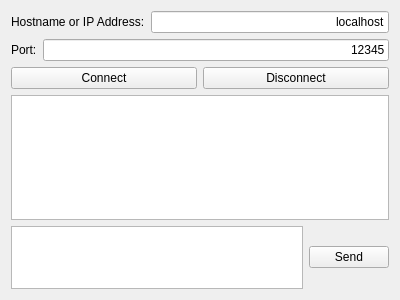
Old version of the form VuzdarChat/application.ui in the repository zdeljkic/vuzdar-chat.
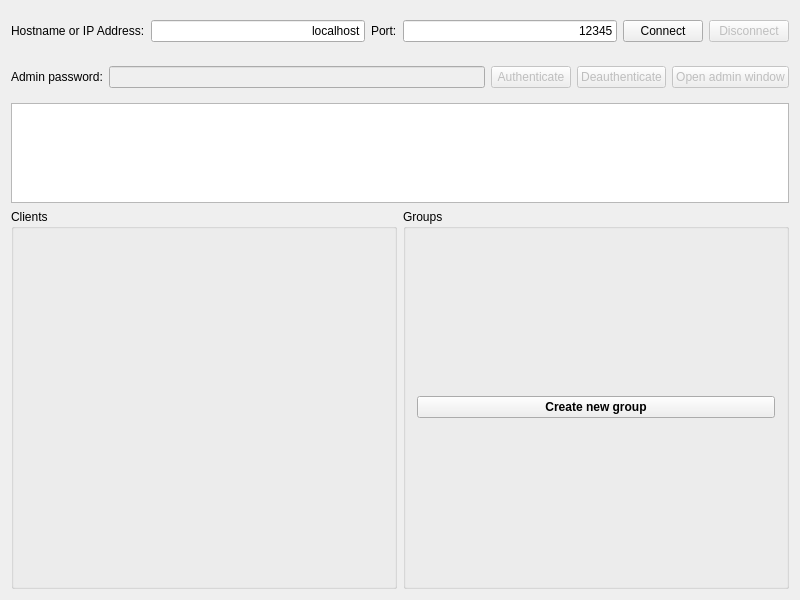
New version of the form.

Commit message: changed main window and added some minor things

```diff
--- a/VuzdarChat/application.ui
+++ b/VuzdarChat/application.ui
@@ -6,8 +6,8 @@
    <rect>
     <x>0</x>
     <y>0</y>
-    <width>400</width>
-    <height>300</height>
+    <width>800</width>
+    <height>600</height>
    </rect>
   </property>
   <property name="windowTitle">
@@ -15,9 +15,43 @@
   </property>
   <layout class="QVBoxLayout" name="verticalLayout">
    <item>
+    <widget class="QFrame" name="frame1">
+     <property name="minimumSize">
+      <size>
+       <width>0</width>
+       <height>40</height>
+      </size>
+     </property>
+     <property name="maximumSize">
+      <size>
+       <width>16777215</width>
+       <height>40</height>
+      </size>
+     </property>
     <layout class="QHBoxLayout" name="horizontalLayout">
+      <property name="sizeConstraint">
+       <enum>QLayout::SetDefaultConstraint</enum>
+      </property>
+      <property name="leftMargin">
+       <number>0</number>
+      </property>
+      <property name="topMargin">
+       <number>0</number>
+      </property>
+      <property name="rightMargin">
+       <number>0</number>
+      </property>
+      <property name="bottomMargin">
+       <number>0</number>
+      </property>
      <item>
       <widget class="QLabel" name="hostnameLabel">
+        <property name="maximumSize">
+         <size>
+          <width>16777215</width>
+          <height>153</height>
+         </size>
+        </property>
        <property name="text">
         <string>Hostname or IP Address:</string>
        </property>
@@ -33,10 +67,6 @@
        </property>
       </widget>
      </item>
-    </layout>
-   </item>
-   <item>
-    <layout class="QHBoxLayout" name="horizontalLayout_2">
      <item>
       <widget class="QLabel" name="portLabel">
        <property name="text">
@@ -54,10 +84,6 @@
        </property>
       </widget>
      </item>
-    </layout>
-   </item>
-   <item>
-    <layout class="QHBoxLayout" name="horizontalLayout_3">
      <item>
       <widget class="QPushButton" name="connectButton">
        <property name="text">
@@ -67,48 +93,150 @@
      </item>
      <item>
       <widget class="QPushButton" name="disconnectButton">
+        <property name="enabled">
+         <bool>false</bool>
+        </property>
        <property name="text">
         <string>Disconnect</string>
        </property>
       </widget>
      </item>
     </layout>
+    </widget>
    </item>
    <item>
-    <widget class="QPlainTextEdit" name="displayText">
+    <widget class="QFrame" name="frame2">
      <property name="minimumSize">
       <size>
        <width>0</width>
-       <height>125</height>
+       <height>40</height>
       </size>
      </property>
-     <property name="readOnly">
-      <bool>true</bool>
+     <property name="maximumSize">
+      <size>
+       <width>16777215</width>
+       <height>40</height>
+      </size>
      </property>
-    </widget>
-   </item>
-   <item>
     <layout class="QHBoxLayout" name="horizontalLayout_4">
+      <property name="leftMargin">
+       <number>0</number>
+      </property>
+      <property name="topMargin">
+       <number>0</number>
+      </property>
+      <property name="rightMargin">
+       <number>0</number>
+      </property>
+      <property name="bottomMargin">
+       <number>0</number>
+      </property>
      <item>
-      <widget class="QPlainTextEdit" name="messageText">
+       <widget class="QLabel" name="adminLabel">
+        <property name="enabled">
+         <bool>true</bool>
+        </property>
+        <property name="text">
+         <string>Admin password:</string>
+        </property>
+       </widget>
+      </item>
+      <item>
+       <widget class="QLineEdit" name="passwordText">
+        <property name="enabled">
+         <bool>false</bool>
+        </property>
+       </widget>
+      </item>
+      <item>
+       <widget class="QPushButton" name="authButton">
+        <property name="enabled">
+         <bool>false</bool>
+        </property>
+        <property name="text">
+         <string>Authenticate</string>
+        </property>
+       </widget>
+      </item>
+      <item>
+       <widget class="QPushButton" name="deauthButton">
+        <property name="enabled">
+         <bool>false</bool>
+        </property>
+        <property name="text">
+         <string>Deauthenticate</string>
+        </property>
+       </widget>
+      </item>
+      <item>
+       <widget class="QPushButton" name="openAdminButton">
+        <property name="enabled">
+         <bool>false</bool>
+        </property>
+        <property name="text">
+         <string>Open admin window</string>
+        </property>
+       </widget>
+      </item>
+     </layout>
+    </widget>
+   </item>
+   <item>
+    <widget class="QPlainTextEdit" name="displayText">
        <property name="minimumSize">
         <size>
          <width>0</width>
          <height>50</height>
         </size>
        </property>
+     <property name="maximumSize">
+      <size>
+       <width>16777215</width>
+       <height>100</height>
+      </size>
+     </property>
+     <property name="readOnly">
+      <bool>true</bool>
+     </property>
       </widget>
      </item>
      <item>
-      <widget class="QPushButton" name="sendButton">
+    <layout class="QHBoxLayout" name="horizontalLayout_2">
+     <item>
+      <widget class="QGroupBox" name="clientGroupBox">
+       <property name="title">
+        <string>Clients</string>
+       </property>
+      </widget>
+     </item>
+     <item>
+      <widget class="QGroupBox" name="groupGroupBox">
+       <property name="title">
+        <string>Groups</string>
+       </property>
+       <layout class="QVBoxLayout" name="verticalLayout_2">
+        <item>
+         <widget class="QPushButton" name="newGroupButton">
+          <property name="font">
+           <font>
+            <weight>75</weight>
+            <bold>true</bold>
+           </font>
+          </property>
        <property name="text">
-        <string>Send</string>
+           <string>Create new group</string>
        </property>
       </widget>
      </item>
     </layout>
-   </item>
-  </layout>
+      </widget>
+     </item>
+    </layout>
+   </item>
+  </layout>
+  <zorder>frame1</zorder>
+  <zorder>displayText</zorder>
+  <zorder>frame2</zorder>
  </widget>
  <layoutdefault spacing="6" margin="11"/>
  <resources/>
```
Lines whose indentation alone changed are shown as unchanged. The commit also changes 3 other files.
